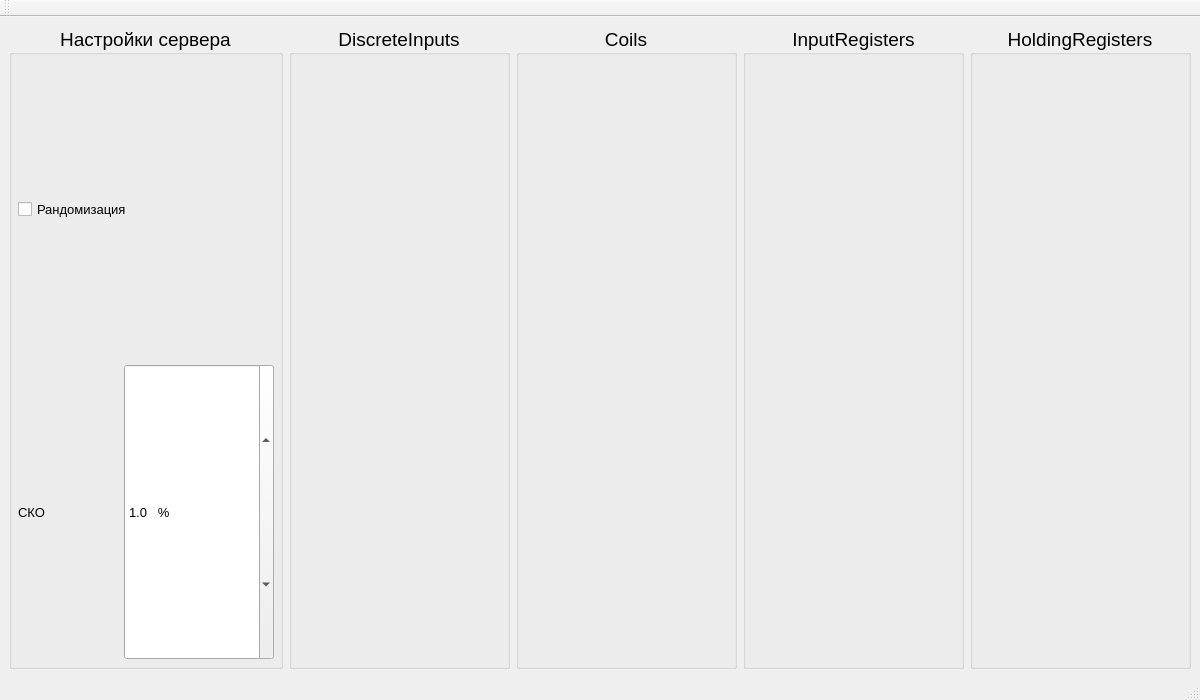
Old version of the form uis/mainwindow.ui in the repository dimgrig/MODBUS-SERVER.
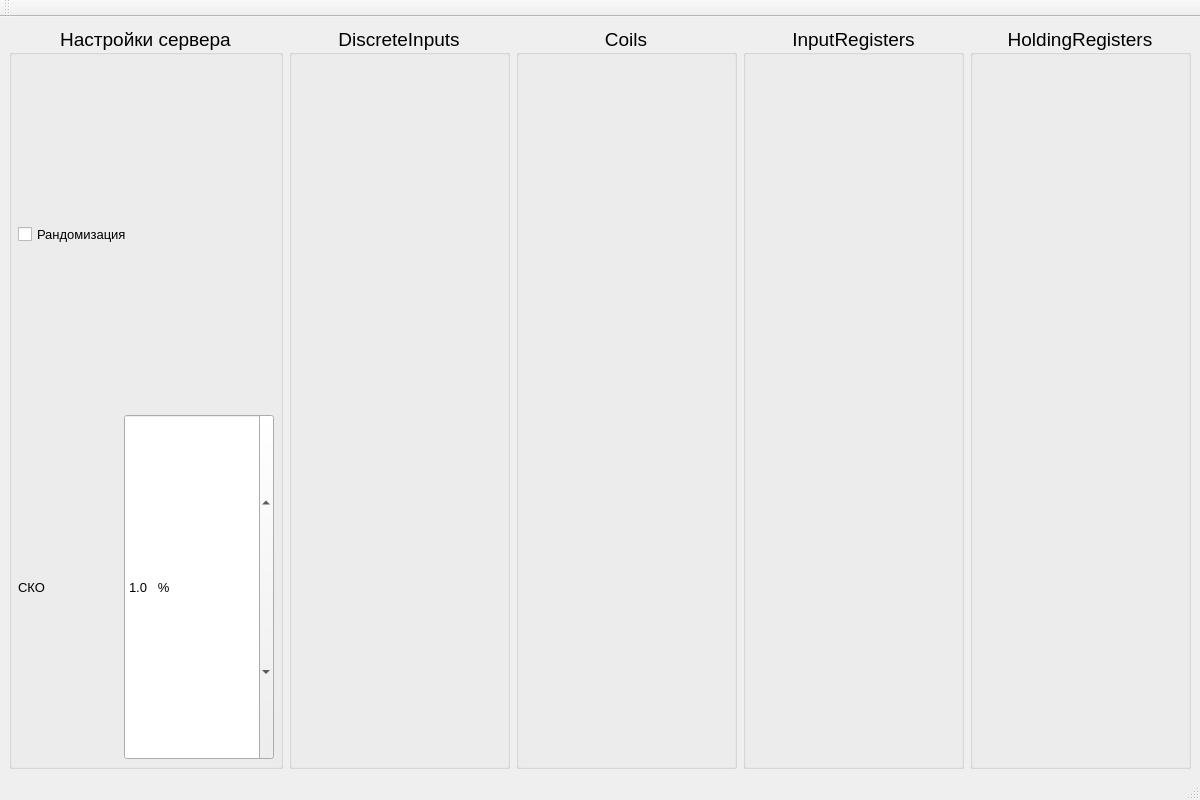
New version of the form.

Diff of the .ui file:
```diff
--- a/uis/mainwindow.ui
+++ b/uis/mainwindow.ui
@@ -7,7 +7,7 @@
     <x>0</x>
     <y>0</y>
     <width>1200</width>
-    <height>700</height>
+    <height>800</height>
    </rect>
   </property>
   <property name="sizePolicy">
@@ -19,7 +19,7 @@
   <property name="minimumSize">
    <size>
     <width>1200</width>
-    <height>700</height>
+    <height>800</height>
    </size>
   </property>
   <property name="windowTitle">
```
